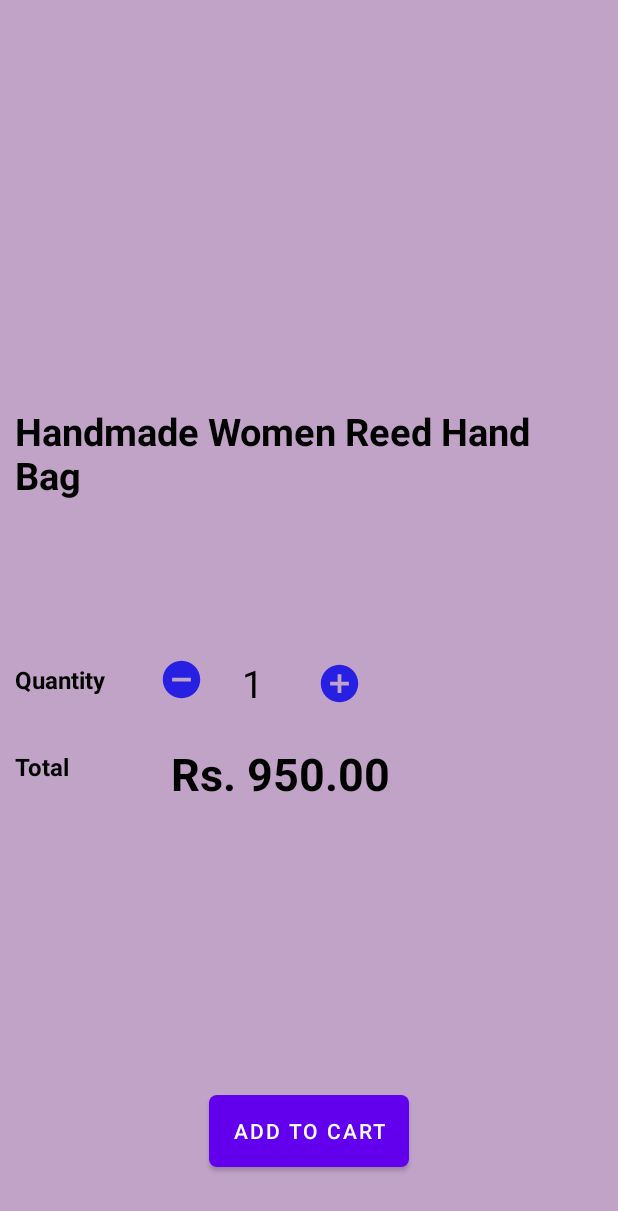
After one commit to HashiniHerath/ape_dewal, an Android app: the AddToCart screen opened directly, with no data from a screen before it, on a phone screen of 412 x 824 dp. The commit adds this screen. Shown: the top 1211 px of the screen. Run offline under Robolectric (Android 15) with nearby library versions, the phone set to English and light mode, and no system bars; our stand-ins replace Firebase (no records; nobody signed in at launch, a user with empty details on screens opened directly); 4 statements that could not run were skipped.

Commit message:
Buyer Retrieve/ Cart Add Page Complete

```diff
--- /dev/null
+++ b/app/src/main/java/com/example/apedeapp/AddToCart.kt
@@ -0,0 +1,79 @@
+package com.example.apedeapp
+
+import androidx.appcompat.app.AppCompatActivity
+import android.os.Bundle
+import android.widget.*
+import com.google.firebase.auth.FirebaseAuth
+import com.google.firebase.firestore.ktx.firestore
+import com.google.firebase.ktx.Firebase
+
+class AddToCart : AppCompatActivity() {
+
+    private lateinit var itemName: TextView
+    private lateinit var quantity: TextView
+    private lateinit var bottomPrice: TextView
+    private lateinit var itemID: TextView
+
+    private lateinit var plusQuantity: ImageButton
+    private lateinit var minusQuantity: ImageButton
+
+    private lateinit var addToCart: Button
+
+    private var db = Firebase.firestore
+    private lateinit var auth: FirebaseAuth
+
+    override fun onCreate(savedInstanceState: Bundle?) {
+        super.onCreate(savedInstanceState)
+        setContentView(R.layout.activity_add_to_cart)
+
+        itemName = findViewById(R.id.textView3)
+        quantity = findViewById(R.id.editTextTextPersonName14)
+        bottomPrice = findViewById(R.id.textView9)
+        itemID = findViewById(R.id.itemIDCart)
+
+        plusQuantity = findViewById(R.id.imageButton4)
+        minusQuantity = findViewById(R.id.imageButton3)
+
+        auth = FirebaseAuth.getInstance()
+
+        addToCart = findViewById(R.id.textView12)
+
+        itemName.text = intent.getStringExtra("iName").toString()
+        bottomPrice.text = intent.getStringExtra("iPrice").toString()
+        itemID.text = intent.getStringExtra("itemID").toString()
+
+        val botPrice: Int = bottomPrice.text.toString().trim().toInt()
+        println(botPrice)
+
+        plusQuantity.setOnClickListener{
+
+            val yourInteger: Int = quantity.text.toString().trim().toInt()
+            println(yourInteger)
+
+            val yourIntegerPrice: Int = bottomPrice.text.toString().trim().toInt()
+            println(yourIntegerPrice)
+
+            quantity.text = (yourInteger + 1).toString()
+
+            bottomPrice.text = (yourIntegerPrice + botPrice).toString()
+        }
+
+        minusQuantity.setOnClickListener{
+
+            val yourInteger: Int = quantity.text.toString().trim().toInt()
+            println(yourInteger)
+
+            val yourIntegerPrice: Int = bottomPrice.text.toString().trim().toInt()
+            println(yourIntegerPrice)
+
+            if (yourInteger == 1 || yourIntegerPrice == botPrice){
+                Toast.makeText(this, "Check", Toast.LENGTH_SHORT).show()
+            }else{
+
+                quantity.text = (yourInteger -1).toString()
+
+                bottomPrice.text = (yourIntegerPrice - botPrice).toString()
+            }
+        }
+    }
+}
--- /dev/null
+++ b/app/src/main/res/drawable/ic_baseline_add_circle.xml
@@ -0,0 +1,5 @@
+<vector android:height="30dp" android:tint="#2720E3"
+    android:viewportHeight="24" android:viewportWidth="24"
+    android:width="30dp" xmlns:android="http://schemas.android.com/apk/res/android">
+    <path android:fillColor="@android:color/white" android:pathData="M12,2C6.48,2 2,6.48 2,12s4.48,10 10,10 10,-4.48 10,-10S17.52,2 12,2zM17,13h-4v4h-2v-4L7,13v-2h4L11,7h2v4h4v2z"/>
+</vector>
--- /dev/null
+++ b/app/src/main/res/drawable/ic_baseline_remove.xml
@@ -0,0 +1,5 @@
+<vector android:height="30dp" android:tint="#2720E3"
+    android:viewportHeight="24" android:viewportWidth="24"
+    android:width="30dp" xmlns:android="http://schemas.android.com/apk/res/android">
+    <path android:fillColor="@android:color/white" android:pathData="M12,2C6.48,2 2,6.48 2,12s4.48,10 10,10 10,-4.48 10,-10S17.52,2 12,2zM17,13L7,13v-2h10v2z"/>
+</vector>
--- /dev/null
+++ b/app/src/main/res/layout/activity_add_to_cart.xml
@@ -0,0 +1,142 @@
+<?xml version="1.0" encoding="utf-8"?>
+<androidx.constraintlayout.widget.ConstraintLayout xmlns:android="http://schemas.android.com/apk/res/android"
+    xmlns:app="http://schemas.android.com/apk/res-auto"
+    xmlns:tools="http://schemas.android.com/tools"
+    android:layout_width="match_parent"
+    android:layout_height="match_parent"
+    android:padding="10dp"
+    android:background="#F6EFEF"
+    android:backgroundTint="#C2A3C8"
+    tools:context=".AddToCart">
+
+    <ImageButton
+        android:id="@+id/imageButton4"
+        android:layout_width="wrap_content"
+        android:layout_height="wrap_content"
+        android:background="#C2A3C8"
+        app:layout_constraintBottom_toBottomOf="@+id/editTextTextPersonName14"
+        app:layout_constraintStart_toEndOf="@+id/editTextTextPersonName14"
+        app:layout_constraintTop_toTopOf="@+id/editTextTextPersonName14"
+        app:srcCompat="@drawable/ic_baseline_add_circle" />
+
+    <ImageButton
+        android:id="@+id/imageButton3"
+        android:layout_width="wrap_content"
+        android:layout_height="wrap_content"
+        android:layout_marginStart="36dp"
+        android:background="#C2A3C8"
+        app:layout_constraintBottom_toBottomOf="@+id/textView10"
+        app:layout_constraintStart_toEndOf="@+id/textView10"
+        app:layout_constraintTop_toTopOf="@+id/textView10"
+        app:srcCompat="@drawable/ic_baseline_remove" />
+
+    <ImageView
+        android:id="@+id/imageView9"
+        android:layout_width="180dp"
+        android:layout_height="180dp"
+        android:layout_marginTop="56dp"
+        app:layout_constraintEnd_toEndOf="parent"
+        app:layout_constraintStart_toStartOf="parent"
+        app:layout_constraintTop_toTopOf="parent" />
+
+    <TextView
+        android:id="@+id/textView3"
+        android:layout_width="wrap_content"
+        android:layout_height="wrap_content"
+        android:layout_marginTop="24dp"
+        android:text="Handmade Women Reed Hand Bag"
+        android:textColor="#000000"
+        android:textSize="25sp"
+        android:textStyle="bold"
+        app:layout_constraintEnd_toEndOf="parent"
+        app:layout_constraintHorizontal_bias="0.0"
+        app:layout_constraintStart_toStartOf="parent"
+        app:layout_constraintTop_toBottomOf="@+id/imageView9" />
+
+    <TextView
+        android:id="@+id/textView9"
+        android:layout_width="wrap_content"
+        android:layout_height="wrap_content"
+        android:text="950.00"
+        android:textColor="#000000"
+        android:textSize="30dp"
+        android:textStyle="bold"
+        app:layout_constraintBottom_toBottomOf="@+id/textView24"
+        app:layout_constraintStart_toEndOf="@+id/textView24"
+        app:layout_constraintTop_toTopOf="@+id/textView24" />
+
+    <TextView
+        android:id="@+id/textView24"
+        android:layout_width="wrap_content"
+        android:layout_height="wrap_content"
+        android:layout_marginStart="68dp"
+        android:text="Rs. "
+        android:textColor="#000000"
+        android:textSize="30dp"
+        android:textStyle="bold"
+        app:layout_constraintBottom_toBottomOf="@+id/textView101"
+        app:layout_constraintStart_toEndOf="@+id/textView101"
+        app:layout_constraintTop_toTopOf="@+id/textView101"
+        app:layout_constraintVertical_bias="0.277" />
+
+    <TextView
+        android:id="@+id/textView10"
+        android:layout_width="wrap_content"
+        android:layout_height="wrap_content"
+        android:layout_marginTop="108dp"
+        android:text="Quantity"
+        android:textColor="#000000"
+        android:textSize="16dp"
+        android:textStyle="bold"
+        app:layout_constraintStart_toStartOf="parent"
+        app:layout_constraintTop_toBottomOf="@+id/textView3" />
+
+    <TextView
+        android:id="@+id/textView101"
+        android:layout_width="wrap_content"
+        android:layout_height="wrap_content"
+        android:layout_marginTop="36dp"
+        android:text="Total"
+        android:textColor="#000000"
+        android:textSize="16dp"
+        android:textStyle="bold"
+        app:layout_constraintStart_toStartOf="parent"
+        app:layout_constraintTop_toBottomOf="@+id/textView10" />
+
+    <Button
+        android:id="@+id/textView12"
+        android:layout_width="wrap_content"
+        android:layout_height="wrap_content"
+        android:layout_marginBottom="36dp"
+        android:background="@drawable/custom_button"
+        android:text="Add To Cart"
+        android:textColor="@color/white"
+        app:layout_constraintBottom_toBottomOf="parent"
+        app:layout_constraintEnd_toEndOf="parent"
+        app:layout_constraintStart_toStartOf="parent" />
+
+    <TextView
+        android:id="@+id/editTextTextPersonName14"
+        android:layout_width="50dp"
+        android:layout_height="wrap_content"
+        android:layout_marginStart="25dp"
+        android:ems="10"
+        android:inputType="number"
+        android:text="1"
+        android:textColor="@color/black"
+        android:textSize="25dp"
+        app:layout_constraintBottom_toBottomOf="@+id/imageButton3"
+        app:layout_constraintStart_toEndOf="@+id/imageButton3"
+        app:layout_constraintTop_toTopOf="@+id/imageButton3"
+        app:layout_constraintVertical_bias="0.0" />
+
+    <TextView
+        android:id="@+id/itemIDCart"
+        android:layout_width="wrap_content"
+        android:layout_height="wrap_content"
+        android:text=""
+        android:textColor="#C2A3C8"
+        app:layout_constraintBottom_toTopOf="@+id/textView12"
+        app:layout_constraintStart_toStartOf="parent" />
+
+</androidx.constraintlayout.widget.ConstraintLayout>
```
Also changed, not shown: app/src/main/AndroidManifest.xml (+7 -0 lines), app/src/main/java/com/example/apedeapp/Buyer.kt (added, +12 -0 lines), app/src/main/java/com/example/apedeapp/BuyerAdapter.kt (added, +55 -0 lines), app/src/main/java/com/example/apedeapp/BuyerDashboard.kt (+55 -0 lines), app/src/main/res/layout/activity_buyer_dashboard.xml (+45 -0 lines), app/src/main/res/layout/single_item_to_buyer.xml (added, +120 -0 lines).
